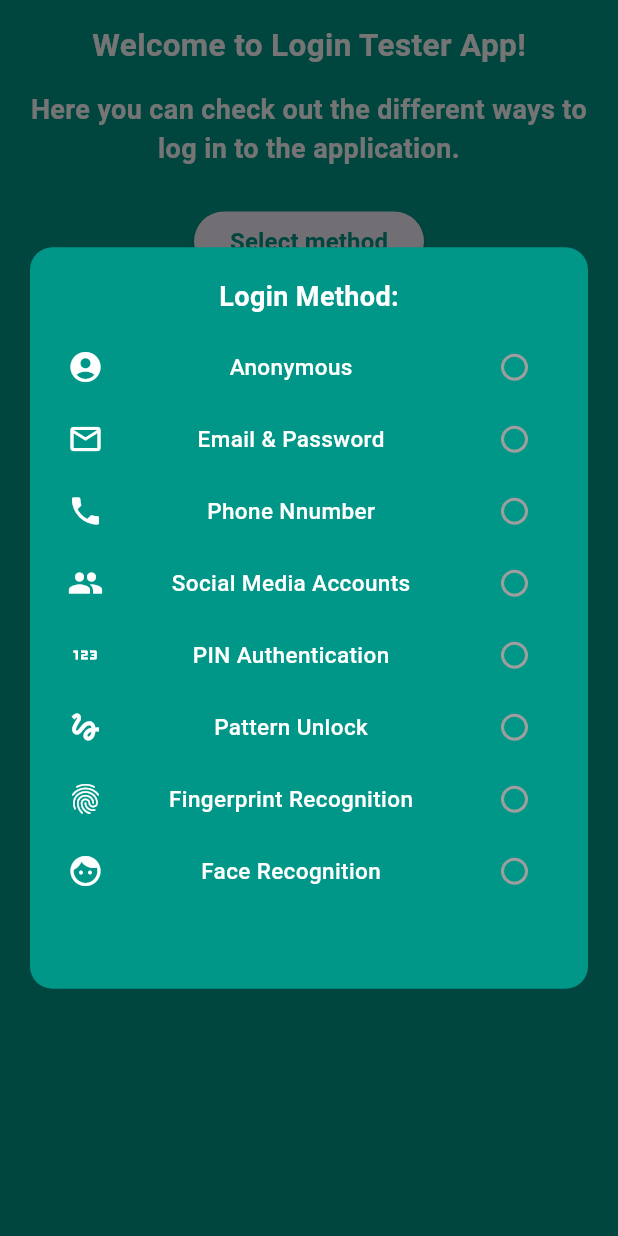
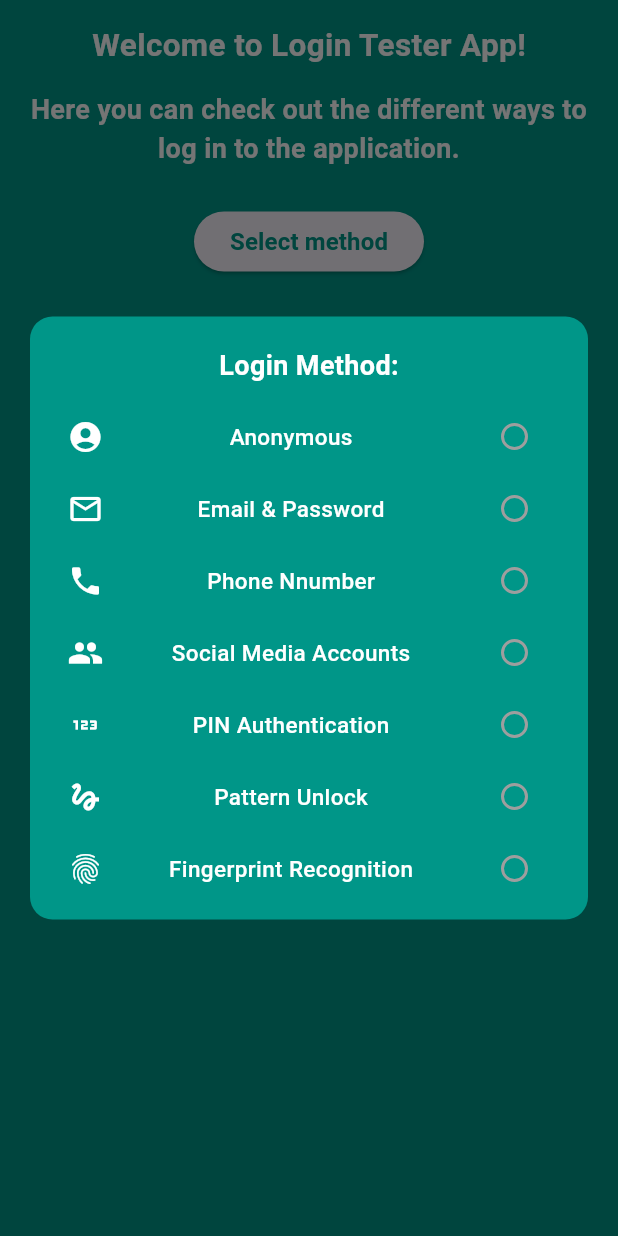
Before and after one commit to MarekRudzki/LoginTester, a Flutter app: the screen it shows after launch, after a tap on "Select method", on a phone screen of 412 x 824 dp. Run offline on Flutter 3.47's test engine with Material 3 defaults, Android fonts, the phone set to English and light mode, and no system bars; our stand-ins replace cloud_firestore, equatable, firebase_auth, firebase_core, flutter_bloc, flutter_dotenv and 5 more; missing offline and left inert: flutter_facebook_auth, pattern_lock, twitter_login; accounts and stored records are empty.

Commit message:
Project cleanup

```diff
--- a/lib/auth_screen.dart
+++ b/lib/auth_screen.dart
@@ -84,7 +84,6 @@ class AuthScreen extends StatelessWidget {
                             child: Container(
                               padding: const EdgeInsets.all(10),
                               width: double.infinity,
-                              height: MediaQuery.sizeOf(context).height * 0.6,
                               child: const SingleChildScrollView(
                                 child: Column(
                                   children: [
--- a/lib/features/login_selection/widgets/login_methods.dart
+++ b/lib/features/login_selection/widgets/login_methods.dart
@@ -59,12 +59,6 @@ class LoginMethods extends StatelessWidget {
               methodIndex: 7,
               selectedValue: loginProvider.selectedLoginValue,
             ),
-            SingleLoginMethod(
-              icon: Icons.face,
-              text: 'Face Recognition',
-              methodIndex: 8,
-              selectedValue: loginProvider.selectedLoginValue,
-            ),
           ],
         );
       },
```
